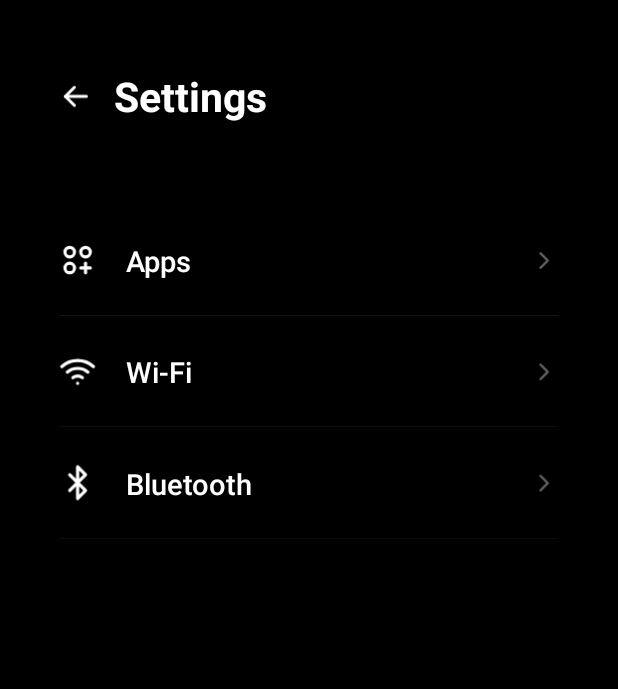
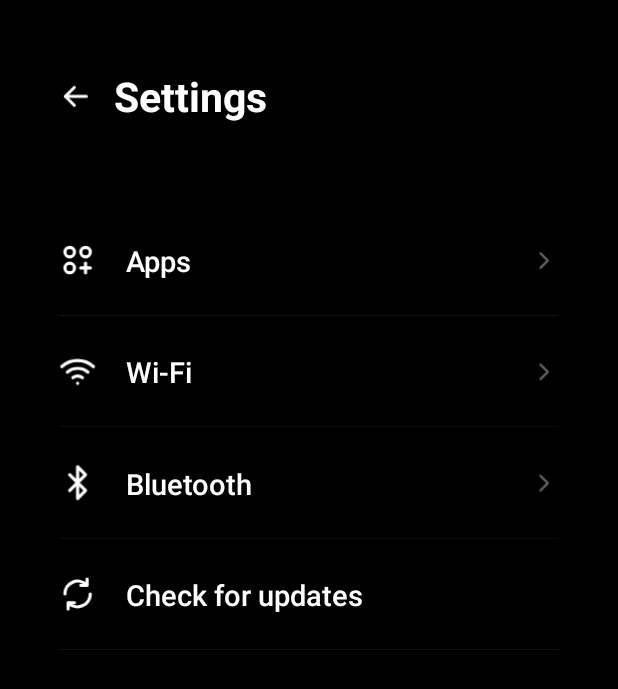
Before and after one commit to Zwivhuya-Ratshivhadelo/TVRemote, an Android app: the SettingsActivity screen opened directly, with no data from a screen before it, on a phone screen of 412 x 824 dp. Shown: the top 689 px of the screen. Run offline under Robolectric (Android 15) with nearby library versions, the phone set to English and light mode, and no system bars.

Commit message:
Settings: Check for updates (phone and TV, right now)
Co-Authored-By: Claude Opus 5.5 <noreply@anthropic.com>
Claude-Session: https://claude.ai/code/session_01VS8Vdg1i6wQFjXPmYXTms1

```diff
--- a/phone/app/src/main/java/com/livingroom/remote/Hub.kt
+++ b/phone/app/src/main/java/com/livingroom/remote/Hub.kt
@@ -16,7 +16,7 @@ import java.util.concurrent.Executors
 data class TvApp(val id: String, val label: String, val on: Boolean, val icon: Bitmap?, val color: Int, val sys: Boolean = false)
 data class Media(val title: String, val artist: String, val dur: Long, val pos: Long, val playing: Boolean, val art: String, val at: Long)
 data class TvState(val app: String?, val appLabel: String, val media: Media?, val vol: Int, val volMax: Int, val muted: Boolean,
-                   val temp: Int?, val wx: String?, val kbd: Boolean = false, val kbdText: String = "", val sel: String = "")
+                   val temp: Int?, val wx: String?, val kbd: Boolean = false, val kbdText: String = "", val sel: String = "", val tvUpd: String = "")
 
 /** The one link to the TV, shared by every screen. Keeps the last news from the TV so screens open instantly. */
 object Hub {
@@ -126,7 +126,7 @@ object Hub {
                 it.optString("art"), o.optLong("t", System.currentTimeMillis())) },
             v?.optInt("l") ?: 0, v?.optInt("m") ?: 15, v?.optBoolean("mu") ?: false,
             w?.optInt("t"), w?.optString("label"),
-            o.optJSONObject("kbd")?.optBoolean("on") == true, o.optJSONObject("kbd")?.optString("text") ?: "", o.optString("sel"))
+            o.optJSONObject("kbd")?.optBoolean("on") == true, o.optJSONObject("kbd")?.optString("text") ?: "", o.optString("sel"), o.optString("upd"))
     } catch (e: Exception) { null }
 
     private fun parseApps(text: String): List<TvApp>? = try {
--- a/phone/app/src/main/java/com/livingroom/remote/SettingsActivity.kt
+++ b/phone/app/src/main/java/com/livingroom/remote/SettingsActivity.kt
@@ -67,7 +67,33 @@ class SettingsActivity : Activity() {
                 else startActivity(Intent(this, SettingsActivity::class.java).putExtra("page", p)) }
             root.place(s, row, 195f, 178f + k * 76f, 342f, 76f)
         }
+        // Check for updates: the phone and the TV look for new builds right now.
+        val up = FrameLayout(this)
+        up.addView(ImageView(this).apply { setImageResource(R.drawable.ic_update) },
+            FrameLayout.LayoutParams(s.px(26), s.px(26), Gravity.START or Gravity.CENTER_VERTICAL))
+        up.addView(text(s, 20f).apply { text = "Check for updates"; typeface = android.graphics.Typeface.create("sans-serif-medium", android.graphics.Typeface.NORMAL)
+            gravity = Gravity.START or Gravity.CENTER_VERTICAL }, FrameLayout.LayoutParams(-1, -1).apply { leftMargin = s.px(46) })
+        val slot = FrameLayout(this)
+        up.addView(slot, FrameLayout.LayoutParams(s.px(44), s.px(24), Gravity.END or Gravity.CENTER_VERTICAL))
+        up.addView(View(this).apply { setBackgroundColor(Color.argb(20, 255, 255, 255)) }, FrameLayout.LayoutParams(-1, maxOf(1, s.px(1)), Gravity.BOTTOM))
+        up.setOnClickListener { tap(it)
+            if (checking) return@setOnClickListener
+            checking = true
+            slot.removeAllViews(); slot.addView(Loader(this), FrameLayout.LayoutParams(-1, -1))
+            Hub.send("update_now")
+            updater.check { f -> runOnUiThread { updater.install(f) } }
+            slot.postDelayed({
+                checking = false; slot.removeAllViews()
+                val phoneOk = Updater.last.startsWith("up to date")
+                val tvOk = Hub.state?.tvUpd?.startsWith("up to date") == true
+                if (phoneOk && tvOk) slot.addView(tick(), FrameLayout.LayoutParams(s.px(20), s.px(20), Gravity.END or Gravity.CENTER_VERTICAL))
+            }, 9000)
+        }
+        root.place(s, up, 195f, 178f + items.size * 76f, 342f, 76f)
     }
+
+    private var checking = false
+    private val updater by lazy { Updater(applicationContext, "phone").also { it.start() } }
 
     // ------------------------------------------------------------------------------- Picture / Wi-Fi / Bluetooth
 
--- /dev/null
+++ b/phone/app/src/main/res/drawable/ic_update.xml
@@ -0,0 +1,8 @@
+<?xml version="1.0" encoding="utf-8"?>
+<!-- Two arrows going round: check for updates. -->
+<vector xmlns:android="http://schemas.android.com/apk/res/android" android:width="24dp" android:height="24dp" android:viewportWidth="24" android:viewportHeight="24">
+    <path android:pathData="M20 12a8 8 0 0 1 -13.7 5.7" android:fillColor="#00000000" android:strokeColor="#FFFFFFFF" android:strokeWidth="2" android:strokeLineCap="round" android:strokeLineJoin="round" />
+    <path android:pathData="M4 12a8 8 0 0 1 13.7 -5.7" android:fillColor="#00000000" android:strokeColor="#FFFFFFFF" android:strokeWidth="2" android:strokeLineCap="round" android:strokeLineJoin="round" />
+    <path android:pathData="M18 2.5v4h-4" android:fillColor="#00000000" android:strokeColor="#FFFFFFFF" android:strokeWidth="2" android:strokeLineCap="round" android:strokeLineJoin="round" />
+    <path android:pathData="M6 21.5v-4h4" android:fillColor="#00000000" android:strokeColor="#FFFFFFFF" android:strokeWidth="2" android:strokeLineCap="round" android:strokeLineJoin="round" />
+</vector>
--- a/tv/app/src/main/java/com/livingroom/home/RemoteLink.kt
+++ b/tv/app/src/main/java/com/livingroom/home/RemoteLink.kt
@@ -365,6 +365,7 @@ class RemoteLink(private val svc: HomeKeyService) {
             "settings" -> settings(o.optString("which"))
             "apps_get" -> publishApps()
             "update_check" -> svc.checkUpdate()
+            "update_now" -> { svc.checkUpdate(); main.postDelayed({ schedule() }, 5000) }
             "tvset_get" -> tvset.get(o.optString("page"))
             "wifi_join" -> tvset.joinWifi(o.optString("ssid"), o.optString("pass"))
             "bt_power" -> tvset.btPower(o.optBoolean("on"))
```
